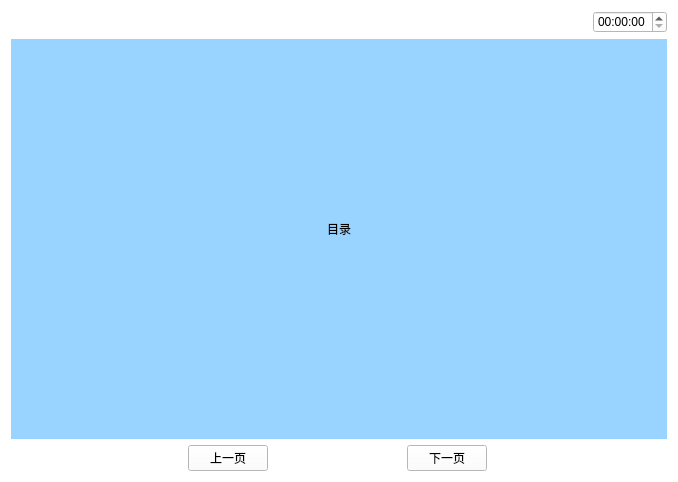
First picture: the form in WeighSensor/bangzhushouce.ui, repository xsw258x2s5w8/WeightSensor, before the edit.
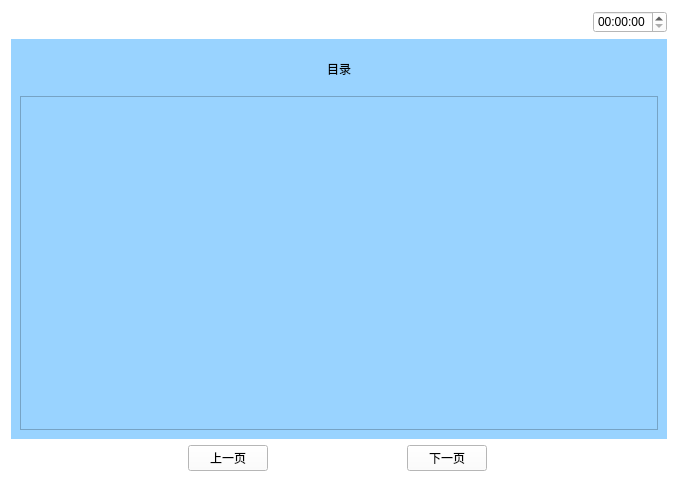
Second picture: the form after the edit. Icons and pictures are not drawn.

Patch:
```diff
--- a/WeighSensor/bangzhushouce.ui
+++ b/WeighSensor/bangzhushouce.ui
@@ -107,7 +107,7 @@
      <property name="styleSheet">
       <string notr="true">background-color: rgb(153, 211, 255);</string>
      </property>
-     <layout class="QVBoxLayout" name="verticalLayout_2" stretch="2,0">
+     <layout class="QVBoxLayout" name="verticalLayout_2" stretch="1,8">
       <item>
        <layout class="QHBoxLayout" name="horizontalLayout">
         <item>
@@ -123,16 +123,20 @@
        </layout>
       </item>
       <item>
-       <widget class="QLabel" name="label_6">
-        <property name="text">
-         <string/>
-        </property>
-        <property name="pixmap">
-         <pixmap resource="myimages.qrc">:/image/images/mulu.png</pixmap>
-        </property>
-        <property name="scaledContents">
+       <widget class="QScrollArea" name="scrollArea">
+        <property name="widgetResizable">
          <bool>true</bool>
         </property>
+        <widget class="QWidget" name="scrollAreaWidgetContents">
+         <property name="geometry">
+          <rect>
+           <x>0</x>
+           <y>0</y>
+           <width>640</width>
+           <height>263</height>
+          </rect>
+         </property>
+        </widget>
        </widget>
       </item>
      </layout>
```
